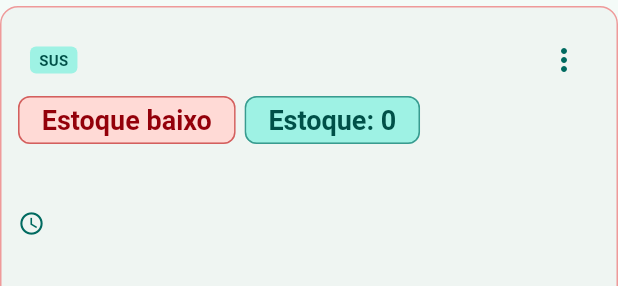
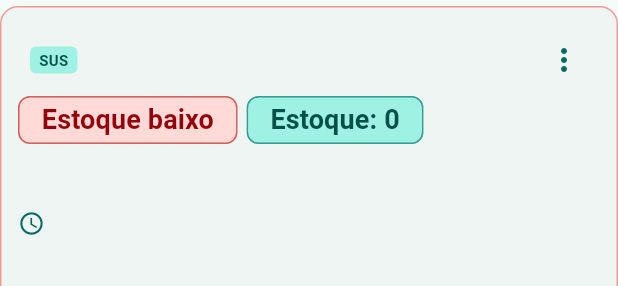
Before and after one commit to AllanSL/hiperdiario_mobile, a Flutter app: the _MedicationTile widget shown alone on an empty page, opened directly with empty values, on a phone screen of 412 x 824 dp. Shown: the top 286 px of the screen. Run offline on Flutter 3.47's test engine with Material 3 defaults, Android fonts, the phone set to English and light mode, and no system bars; our stand-ins replace flutter_dotenv, flutter_local_notifications, permission_handler, qr_flutter, shared_preferences, supabase_flutter and 1 more; missing offline and left inert: excel; accounts and stored records are empty.

Commit message:
feat: atualizar estilo de texto e chips na página de medicamentos para usar o tema do aplicativo

```diff
--- a/lib/pages/medications_page.dart
+++ b/lib/pages/medications_page.dart
@@ -146,10 +146,10 @@ class _MedicationTile extends StatelessWidget {
                       Flexible(
                         child: Text(
                           m.name,
-                          style: const TextStyle(
-                            fontSize: 18,
-                            fontWeight: FontWeight.bold,
-                          ),
+                          style: Theme.of(context)
+                              .textTheme
+                              .titleMedium
+                              ?.copyWith(fontWeight: FontWeight.bold),
                         ),
                       ),
                       if (m.dispensationId != null) ...[
@@ -337,13 +337,12 @@ class _MedicationTile extends StatelessWidget {
                 children: [
                   if (isLow)
                     Chip(
-                      label: const Text('Estoque baixo'),
+                      label: Text('Estoque baixo'),
                       backgroundColor: colorScheme.errorContainer,
-                      labelStyle: TextStyle(
-                        color: colorScheme.onErrorContainer,
-                        fontWeight: FontWeight.w600,
-                        fontSize: 18,
-                      ),
+                      labelStyle: Theme.of(context).textTheme.labelLarge?.copyWith(
+                            color: colorScheme.onErrorContainer,
+                            fontWeight: FontWeight.w600,
+                          ),
                       side: BorderSide(
                         color: colorScheme.error.withValues(alpha: 0.4),
                       ),
@@ -356,10 +355,9 @@ class _MedicationTile extends StatelessWidget {
                   Chip(
                     label: Text('Estoque: ${m.stockUnits}'),
                     backgroundColor: colorScheme.primaryContainer,
-                    labelStyle: TextStyle(
-                      color: colorScheme.onPrimaryContainer,
-                      fontSize: 18,
-                    ),
+                    labelStyle: Theme.of(context).textTheme.labelLarge?.copyWith(
+                          color: colorScheme.onPrimaryContainer,
+                        ),
                     side: BorderSide(
                       color: colorScheme.primary.withValues(alpha: 0.4),
                     ),
```
